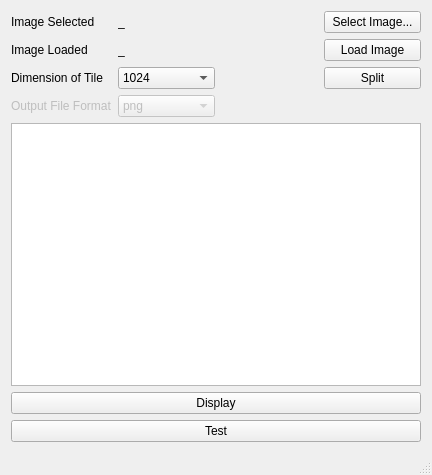
Before: the Qt Designer form qt-demo/image-gl/mainwindow.ui in gitter-badger/image-gl, drawn with Qt 5.
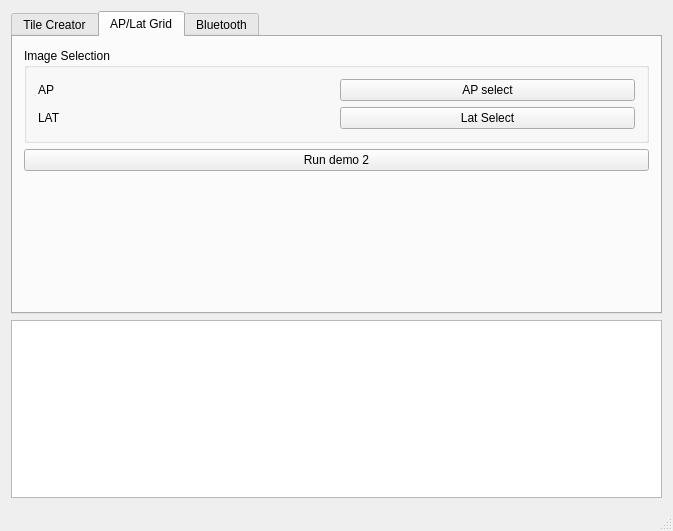
After: the same form once the commit is applied. The open tabs and pages were chosen to show the change.

Commit message: updates to qt demo

The edit to the form file:
```diff
--- a/qt-demo/image-gl/mainwindow.ui
+++ b/qt-demo/image-gl/mainwindow.ui
@@ -6,14 +6,24 @@
    <rect>
     <x>0</x>
     <y>0</y>
-    <width>432</width>
-    <height>475</height>
+    <width>673</width>
+    <height>531</height>
    </rect>
   </property>
   <property name="windowTitle">
    <string>MainWindow</string>
   </property>
   <widget class="QWidget" name="centralWidget">
+   <layout class="QVBoxLayout" name="verticalLayout_3">
+    <item>
+     <widget class="QTabWidget" name="tabWidget">
+      <property name="currentIndex">
+       <number>0</number>
+      </property>
+      <widget class="QWidget" name="tab">
+       <attribute name="title">
+        <string>Tile Creator</string>
+       </attribute>
    <layout class="QVBoxLayout" name="verticalLayout">
     <item>
      <layout class="QGridLayout" name="gridLayout">
@@ -136,28 +146,139 @@
          <bool>true</bool>
         </property>
         <property name="text">
-         <string>Split</string>
+             <string>Create Tiles</string>
         </property>
        </widget>
       </item>
      </layout>
     </item>
-    <item>
-     <widget class="QTextEdit" name="textEditLog"/>
-    </item>
     <item>
      <widget class="QPushButton" name="pushButtonDisplay">
       <property name="text">
-       <string>Display</string>
+           <string>Run Demo 1</string>
+          </property>
+         </widget>
+        </item>
+        <item>
+         <widget class="QPushButton" name="pushButtonOsteotomy">
+          <property name="enabled">
+           <bool>true</bool>
+          </property>
+          <property name="text">
+           <string>Run Osteotomy Simulation</string>
       </property>
      </widget>
     </item>
     <item>
      <widget class="QPushButton" name="pushButton">
       <property name="text">
-       <string>Test</string>
-      </property>
-     </widget>
+           <string> Triangle Test</string>
+          </property>
+         </widget>
+        </item>
+       </layout>
+      </widget>
+      <widget class="QWidget" name="tab_2">
+       <attribute name="title">
+        <string>AP/Lat Grid</string>
+       </attribute>
+       <layout class="QVBoxLayout" name="verticalLayout_4">
+        <item>
+         <widget class="QGroupBox" name="groupBox">
+          <property name="title">
+           <string>Image Selection</string>
+          </property>
+          <layout class="QGridLayout" name="gridLayout_2">
+           <item row="0" column="0">
+            <widget class="QLabel" name="labelAP">
+             <property name="text">
+              <string>AP</string>
+             </property>
+            </widget>
+           </item>
+           <item row="0" column="1">
+            <widget class="QPushButton" name="pushButtonDemo2AP">
+             <property name="text">
+              <string>AP select</string>
+             </property>
+            </widget>
+           </item>
+           <item row="1" column="0">
+            <widget class="QLabel" name="labelLAT">
+             <property name="text">
+              <string>LAT</string>
+             </property>
+            </widget>
+           </item>
+           <item row="1" column="1">
+            <widget class="QPushButton" name="pushButtonDemo2LAT">
+             <property name="text">
+              <string>Lat Select</string>
+             </property>
+            </widget>
+           </item>
+          </layout>
+         </widget>
+        </item>
+        <item>
+         <widget class="QPushButton" name="pushButtonDemo2Run">
+          <property name="text">
+           <string>Run demo 2</string>
+          </property>
+         </widget>
+        </item>
+        <item>
+         <spacer name="verticalSpacer">
+          <property name="orientation">
+           <enum>Qt::Vertical</enum>
+          </property>
+          <property name="sizeHint" stdset="0">
+           <size>
+            <width>20</width>
+            <height>25</height>
+           </size>
+          </property>
+         </spacer>
+        </item>
+       </layout>
+      </widget>
+      <widget class="QWidget" name="tab_3">
+       <attribute name="title">
+        <string>Bluetooth</string>
+       </attribute>
+       <layout class="QHBoxLayout" name="horizontalLayout">
+        <item>
+         <widget class="QGroupBox" name="groupBox_2">
+          <property name="title">
+           <string>Devices</string>
+          </property>
+          <layout class="QVBoxLayout" name="verticalLayout_2">
+           <item>
+            <widget class="QTableView" name="tableView"/>
+           </item>
+           <item>
+            <widget class="QPushButton" name="pushButtonBTConnectSelected">
+             <property name="text">
+              <string>Connect Selected</string>
+             </property>
+            </widget>
+           </item>
+          </layout>
+         </widget>
+        </item>
+        <item>
+         <widget class="QPushButton" name="pushButton_2">
+          <property name="text">
+           <string>Do Something</string>
+          </property>
+         </widget>
+        </item>
+       </layout>
+      </widget>
+     </widget>
+    </item>
+    <item>
+     <widget class="QTextEdit" name="textEditLog"/>
     </item>
    </layout>
   </widget>
```
Lines whose indentation alone changed are shown as unchanged. The commit also changes 15 other files.
